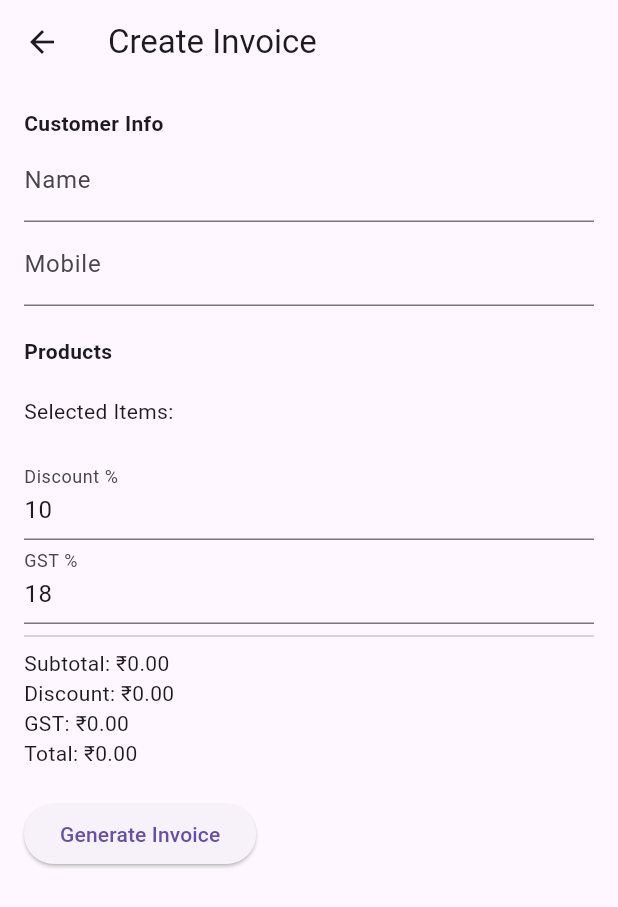
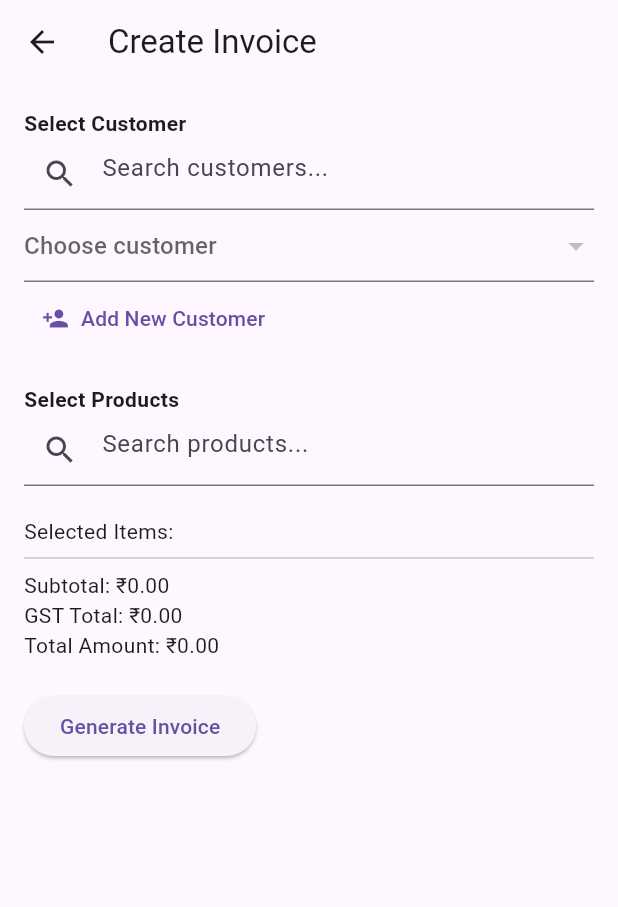
Before and after one commit to Manasraj9/Kistofy, a Flutter app: the CreateInvoiceScreen screen opened by its route, after a tap on "Generate Invoice", on a phone screen of 412 x 824 dp. Shown: the top 907 px of the screen. Run offline on Flutter 3.47's test engine with Material 3 defaults, Android fonts, the phone set to English and light mode, and no system bars; our stand-ins replace flutter_dotenv, supabase_flutter; accounts and stored records are empty.

Commit message:
Correcting the UI for the app finalization

```diff
--- a/kistofy/lib/screens/create_invoice_screen.dart
+++ b/kistofy/lib/screens/create_invoice_screen.dart
@@ -11,28 +11,39 @@ class CreateInvoiceScreen extends StatefulWidget {
 
 class _CreateInvoiceScreenState extends State<CreateInvoiceScreen> {
   final supabase = Supabase.instance.client;
-  final TextEditingController _customerNameController = TextEditingController();
-  final TextEditingController _customerMobileController = TextEditingController();
-  final TextEditingController _discountController = TextEditingController(text: '10');
-  final TextEditingController _gstController = TextEditingController(text: '18');
+  final _newCustomerNameController = TextEditingController();
+  final _newCustomerMobileController = TextEditingController();
 
   List<Map<String, dynamic>> _products = [];
   List<Map<String, dynamic>> _selectedItems = [];
+  List<Map<String, dynamic>> _customers = [];
+
+  Map<String, dynamic>? selectedCustomer;
+
+  String customerSearch = '';
+  String productSearch = '';
 
   @override
   void initState() {
     super.initState();
-    _loadProducts();
+    _loadData();
   }
 
-  Future<void> _loadProducts() async {
+  Future<void> _loadData() async {
     final userId = supabase.auth.currentUser?.id;
-    final res = await supabase
+    final productsRes = await supabase
         .from('products')
         .select()
         .eq('user_id', userId as Object);
+
+    final customersRes = await supabase
+        .from('customers')
+        .select()
+        .eq('user_id', userId as Object);
+
     setState(() {
-      _products = List<Map<String, dynamic>>.from(res);
+      _products = List<Map<String, dynamic>>.from(productsRes);
+      _customers = List<Map<String, dynamic>>.from(customersRes);
     });
   }
 
@@ -41,51 +52,88 @@ class _CreateInvoiceScreenState extends State<CreateInvoiceScreen> {
     if (existing >= 0) {
       _selectedItems[existing]['quantity']++;
     } else {
-      _selectedItems.add({...product, 'quantity': 1});
+      _selectedItems.add({
+        ...product,
+        'quantity': 1,
+        'discount': 0.0,
+        'gst': 0.0,
+      });
     }
     setState(() {});
   }
 
-  double get subtotal => _selectedItems.fold(0.0, (sum, item) => sum + (item['price'] * item['quantity']));
+  double get subtotal => _selectedItems.fold(0.0, (sum, item) {
+    final price = item['price'] * item['quantity'];
+    final discount = price * (item['discount'] / 100);
+    return sum + (price - discount);
+  });
+
+  double get gstTotal => _selectedItems.fold(0.0, (sum, item) {
+    final price = item['price'] * item['quantity'];
+    final discount = price * (item['discount'] / 100);
+    final afterDiscount = price - discount;
+    return sum + (afterDiscount * (item['gst'] / 100));
+  });
+
+  Future<void> _addNewCustomer() async {
+    final user = supabase.auth.currentUser;
+    if (user == null) return;
+
+    final name = _newCustomerNameController.text.trim();
+    final mobile = _newCustomerMobileController.text.trim();
+
+    if (name.isEmpty || mobile.isEmpty) return;
+
+    final newCustomer = await supabase.from('customers').insert({
+      'user_id': user.id,
+      'name': name,
+      'mobile': mobile,
+    }).select().single();
+
+    setState(() {
+      _customers.add(newCustomer);
+      selectedCustomer = newCustomer;
+      _newCustomerNameController.clear();
+      _newCustomerMobileController.clear();
+    });
+
+    Navigator.pop(context);
+  }
 
   Future<void> _generateInvoice() async {
     final user = supabase.auth.currentUser;
-    if (user == null) return;
+    if (user == null || selectedCustomer == null) return;
 
-    final discountPercent = double.tryParse(_discountController.text) ?? 0;
-    final gstPercent = double.tryParse(_gstController.text) ?? 0;
-    final discountAmount = subtotal * (discountPercent / 100);
-    final afterDiscount = subtotal - discountAmount;
-    final gstAmount = afterDiscount * (gstPercent / 100);
-    final finalAmount = afterDiscount + gstAmount;
-
-    final customerRes = await supabase.from('customers').insert({
-      'user_id': user.id,
-      'name': _customerNameController.text,
-      'mobile': _customerMobileController.text,
-    }).select().single();
+    final finalAmount = subtotal + gstTotal;
 
     final invoice = await supabase.from('invoices').insert({
       'user_id': user.id,
-      'customer_id': customerRes['id'],
-      'customer_name': _customerNameController.text,
+      'customer_id': selectedCustomer!['id'],
+      'customer_name': selectedCustomer!['name'],
       'invoice_number': 'INV-${DateTime.now().millisecondsSinceEpoch}',
       'total_amount': subtotal,
-      'discount': discountPercent,
-      'gst_percent': gstPercent,
-      'gst_amount': gstAmount,
+      'discount': 0,
+      'gst_percent': 0,
+      'gst_amount': gstTotal,
       'final_amount': finalAmount,
       'public_view_id': const Uuid().v4(),
     }).select().single();
 
     for (var item in _selectedItems) {
+      final price = item['price'] * item['quantity'];
+      final discount = price * (item['discount'] / 100);
+      final afterDiscount = price - discount;
+      final gst = afterDiscount * (item['gst'] / 100);
+
       await supabase.from('invoice_items').insert({
         'invoice_id': invoice['id'],
         'product_id': item['id'],
         'product_name': item['name'],
         'price': item['price'],
         'quantity': item['quantity'],
-        'subtotal': item['price'] * item['quantity'],
+        'subtotal': afterDiscount + gst,
+        'discount': item['discount'],
+        'gst_percent': item['gst'],
       });
     }
 
@@ -93,23 +141,77 @@ class _CreateInvoiceScreenState extends State<CreateInvoiceScreen> {
     Navigator.pop(context);
   }
 
+  void _showAddCustomerDialog() {
+    showDialog(
+      context: context,
+      builder: (_) => AlertDialog(
+        title: const Text('Add New Customer'),
+        content: Column(
+          mainAxisSize: MainAxisSize.min,
+          children: [
+            TextField(controller: _newCustomerNameController, decoration: const InputDecoration(labelText: 'Name')),
+            TextField(controller: _newCustomerMobileController, decoration: const InputDecoration(labelText: 'Mobile')),
+          ],
+        ),
+        actions: [
+          TextButton(onPressed: () => Navigator.pop(context), child: const Text('Cancel')),
+          ElevatedButton(onPressed: _addNewCustomer, child: const Text('Add')),
+        ],
+      ),
+    );
+  }
+
   @override
   Widget build(BuildContext context) {
+    final filteredCustomers = _customers.where((c) {
+      final name = c['name'].toLowerCase();
+      return name.contains(customerSearch.toLowerCase());
+    }).toList();
+
+    final filteredProducts = _products.where((p) {
+      final name = p['name'].toLowerCase();
+      return name.contains(productSearch.toLowerCase());
+    }).toList();
+
     return Scaffold(
       appBar: AppBar(title: const Text('Create Invoice')),
       body: SingleChildScrollView(
         padding: const EdgeInsets.all(16),
-        child: Column(
-          crossAxisAlignment: CrossAxisAlignment.start,
-          children: [
-            const Text('Customer Info', style: TextStyle(fontWeight: FontWeight.bold)),
-            TextField(controller: _customerNameController, decoration: const InputDecoration(labelText: 'Name')),
-            TextField(controller: _customerMobileController, decoration: const InputDecoration(labelText: 'Mobile')),
+        child: Column(crossAxisAlignment: CrossAxisAlignment.start, children: [
+          const Text('Select Customer', style: TextStyle(fontWeight: FontWeight.bold)),
+          TextField(
+            decoration: const InputDecoration(prefixIcon: Icon(Icons.search), hintText: 'Search customers...'),
+            onChanged: (val) => setState(() => customerSearch = val),
+          ),
+          DropdownButtonFormField<String>(
+            items: filteredCustomers.map((customer) {
+              return DropdownMenuItem<String>(
+                value: customer['id'],
+                child: Text('${customer['name']} - ${customer['mobile']}'),
+              );
+            }).toList(),
+            onChanged: (value) {
+              final customer = _customers.firstWhere((c) => c['id'] == value);
+              setState(() => selectedCustomer = customer);
+            },
+            value: selectedCustomer?['id'],
+            hint: const Text('Choose customer'),
+          ),
+
+          TextButton.icon(
+            onPressed: _showAddCustomerDialog,
+            icon: const Icon(Icons.person_add),
+            label: const Text('Add New Customer'),
+          ),
           const SizedBox(height: 20),
-            const Text('Products', style: TextStyle(fontWeight: FontWeight.bold)),
+          const Text('Select Products', style: TextStyle(fontWeight: FontWeight.bold)),
+          TextField(
+            decoration: const InputDecoration(prefixIcon: Icon(Icons.search), hintText: 'Search products...'),
+            onChanged: (val) => setState(() => productSearch = val),
+          ),
           Wrap(
             spacing: 8,
-              children: _products.map((p) => ActionChip(
+            children: filteredProducts.map((p) => ActionChip(
               label: Text(p['name']),
               onPressed: () => _addProduct(p),
             )).toList(),
@@ -118,23 +220,30 @@ class _CreateInvoiceScreenState extends State<CreateInvoiceScreen> {
           const Text('Selected Items:'),
           ..._selectedItems.map((item) => ListTile(
             title: Text('${item['name']} × ${item['quantity']}'),
-              trailing: Text('₹${item['price'] * item['quantity']}'),
+            subtitle: Column(
+              crossAxisAlignment: CrossAxisAlignment.start,
+              children: [
+                TextField(
+                  decoration: const InputDecoration(labelText: 'Discount %'),
+                  keyboardType: TextInputType.number,
+                  onChanged: (val) => setState(() => item['discount'] = double.tryParse(val) ?? 0),
+                ),
+                TextField(
+                  decoration: const InputDecoration(labelText: 'GST %'),
+                  keyboardType: TextInputType.number,
+                  onChanged: (val) => setState(() => item['gst'] = double.tryParse(val) ?? 0),
+                ),
+              ],
+            ),
+            trailing: Text('₹${(item['price'] * item['quantity']).toStringAsFixed(2)}'),
           )),
-            const SizedBox(height: 20),
-            TextField(controller: _discountController, decoration: const InputDecoration(labelText: 'Discount %')),
-            TextField(controller: _gstController, decoration: const InputDecoration(labelText: 'GST %')),
           const Divider(),
           Text('Subtotal: ₹${subtotal.toStringAsFixed(2)}'),
-            Text('Discount: ₹${(subtotal * (double.tryParse(_discountController.text) ?? 0) / 100).toStringAsFixed(2)}'),
-            Text('GST: ₹${(((subtotal - subtotal * (double.tryParse(_discountController.text) ?? 0) / 100)) * (double.tryParse(_gstController.text) ?? 0) / 100).toStringAsFixed(2)}'),
-            Text('Total: ₹${((subtotal - subtotal * (double.tryParse(_discountController.text) ?? 0) / 100) * (1 + (double.tryParse(_gstController.text) ?? 0) / 100)).toStringAsFixed(2)}'),
+          Text('GST Total: ₹${gstTotal.toStringAsFixed(2)}'),
+          Text('Total Amount: ₹${(subtotal + gstTotal).toStringAsFixed(2)}'),
           const SizedBox(height: 20),
-            ElevatedButton(
-              onPressed: _generateInvoice,
-              child: const Text('Generate Invoice'),
-            )
-          ],
-        ),
+          ElevatedButton(onPressed: _generateInvoice, child: const Text('Generate Invoice')),
+        ]),
       ),
     );
   }
--- a/kistofy/pubspec.yaml
+++ b/kistofy/pubspec.yaml
@@ -61,6 +61,7 @@ flutter:
   uses-material-design: true
   assets:
     - .env
+    - assets/images/google.png
 
   # To add assets to your application, add an assets section, like this:
   # assets:
```
Also changed, not shown: kistofy/lib/screens/login_screen.dart (+65 -8 lines), kistofy/assets/images/google.png (added). Lines whose indentation alone changed are shown as unchanged.
